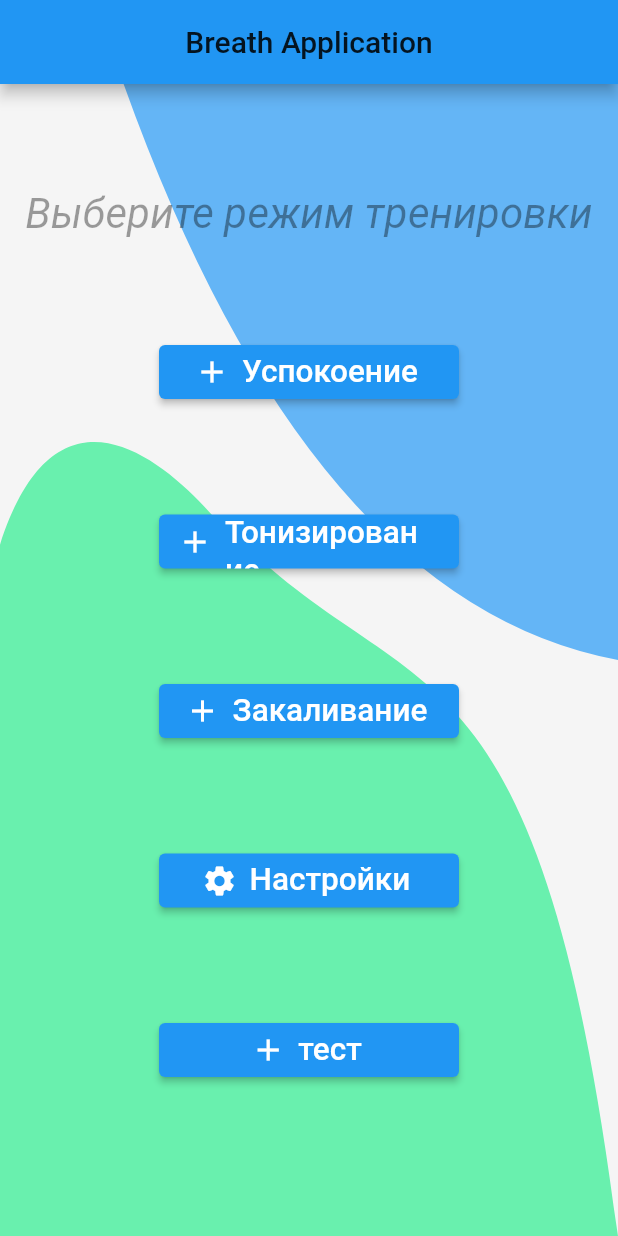
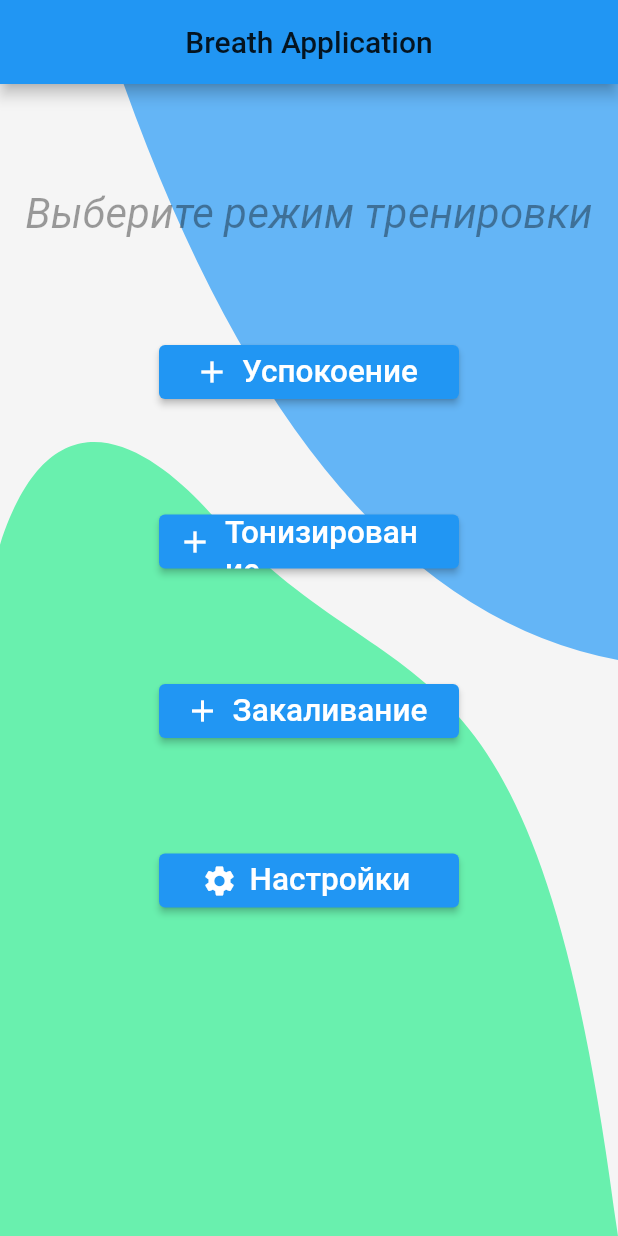
Before and after one commit to kwetru/breath, a Flutter app: the screen it shows after launch, on a phone screen of 412 x 824 dp. Run offline on Flutter 3.47's test engine with Material 2 defaults, Android fonts, the phone set to English and light mode, and no system bars; Roboto replaces fonts that are missing (ZenKurenaido).

Commit message:
Fixed mistake

```diff
--- a/lib/main.dart
+++ b/lib/main.dart
@@ -14,6 +14,6 @@ void main() => runApp(MaterialApp(
     '/': (context) => Home(),
     '/two': (context) => Twoscreen(),
     '/settings': (context) => Settingsscreen(),
-    '/one_minute': (context) => Oneminute()
+    '/oneminute': (context) => Oneminute()
   },
 ));
--- a/lib/src/home.dart
+++ b/lib/src/home.dart
@@ -86,20 +86,6 @@ class _HomeState extends State<Home> {
                       ),),
 
                     ),
-                    Padding(padding: EdgeInsets.only(top: 65),),
-                    ElevatedButton.icon(onPressed: () {
-                      Navigator.pushNamed(context, '/one_minute');
-                    },
-                        style: ElevatedButton.styleFrom(
-                            fixedSize: Size(200, 34)// put the width and height you want
-                        ),
-                        icon: Icon(Icons.add),
-                        label: Text('тест', style: TextStyle(
-                          fontSize: 21,
-                          fontFamily: "ZenKurenaido",
-                        ),)
-
-                    ),
                   ],
                 ),
               ],
--- a/lib/src/two_screen.dart
+++ b/lib/src/two_screen.dart
@@ -1,10 +1,11 @@
+import 'package:breath/src/one_minute.dart';
 import 'package:flutter/material.dart';
 
 class Twoscreen extends StatelessWidget{
   const Twoscreen({Key? key}) : super(key:key);
 
   @override
-  Widget build(BuildContext) {
+  Widget build(BuildContext context) {
     return Scaffold(
         backgroundColor: Colors.cyan[900],
         appBar: AppBar(
@@ -26,7 +27,7 @@ class Twoscreen extends StatelessWidget{
                       ),),
                       Padding(padding: EdgeInsets.only(top: 55),),
                       ElevatedButton.icon(onPressed: () {
-                        //Navigator.pushNamed(context, '/one_minute');
+                        Navigator.pushNamed(context, '/oneminute');
                         //почему он не видит context блин? Лиза, чекни это потом
                       },
                           style: ElevatedButton.styleFrom(
```
